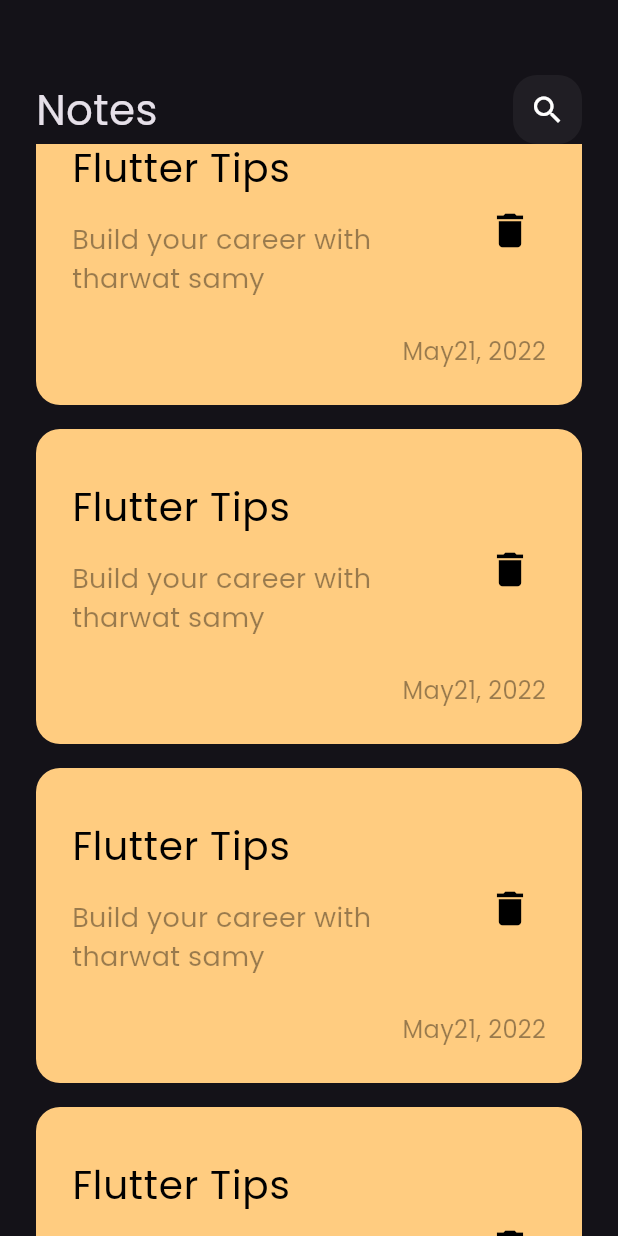
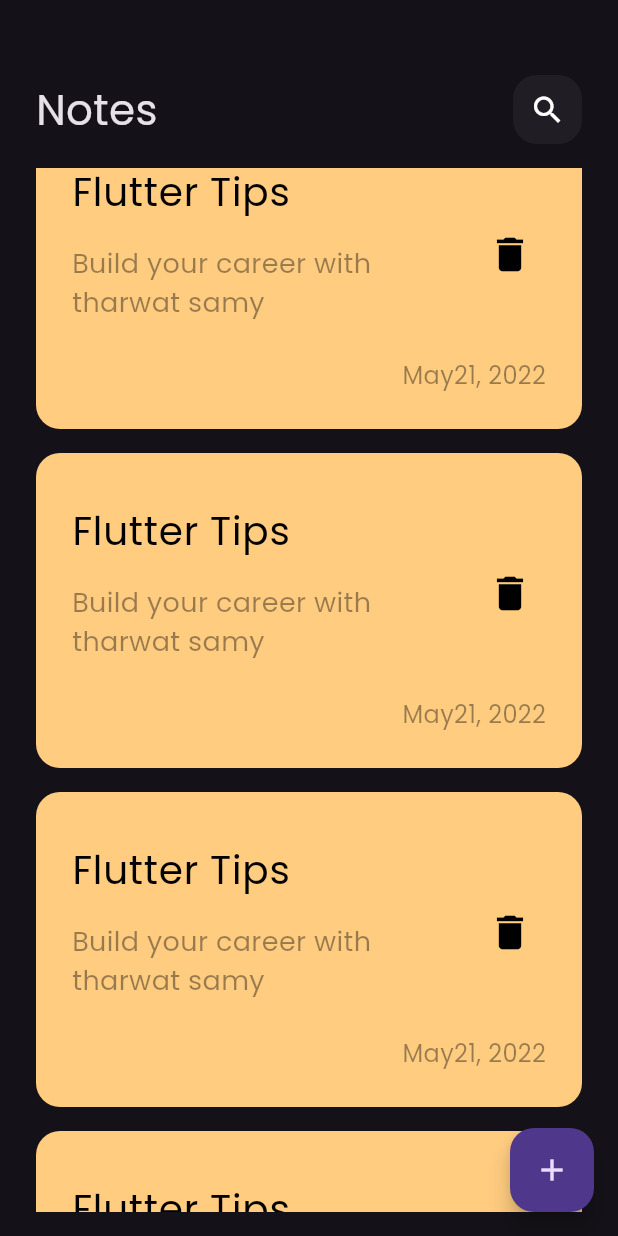
Before and after one commit to mohamedabdelhamed555/note_app, a Flutter app: the screen it shows after launch, scrolled down 2304 dp, after a tap on the "delete" icon, on a phone screen of 412 x 824 dp. Run offline on Flutter 3.47's test engine with Material 3 defaults, Android fonts, the phone set to English and light mode, and no system bars.

Commit message:
add edit note view and custom appbar

```diff
--- /dev/null
+++ b/lib/constant.dart
@@ -0,0 +1,3 @@
+import 'package:flutter/material.dart';
+
+const KprimaryColor = Color(0xff62fcd7);
--- a/lib/views/note_views.dart
+++ b/lib/views/note_views.dart
@@ -1,13 +1,25 @@
 import 'package:flutter/material.dart';
 import 'package:note/views/widgets/notes_view_body.dart';
+
+import 'widgets/add_note_bottom_sheet.dart';
 
 class NoteViews extends StatelessWidget {
   const NoteViews({super.key});
 
   @override
   Widget build(BuildContext context) {
-    return const Scaffold(
-      body: NotesViewBody(),
+    return Scaffold(
+      floatingActionButton: FloatingActionButton(
+        onPressed: () {
+          showModalBottomSheet(
+              context: context,
+              builder: (context) {
+                return AddNoteBottomSheet();
+              });
+        },
+        child: Icon(Icons.add),
+      ),
+      body: const NotesViewBody(),
     );
   }
 }
--- a/lib/views/widgets/custom_app_bar.dart
+++ b/lib/views/widgets/custom_app_bar.dart
@@ -2,18 +2,22 @@ import 'package:flutter/material.dart';
 import 'package:note/views/widgets/custon_search_icon.dart';
 
 class CustomAppBar extends StatelessWidget {
-  const CustomAppBar({super.key});
+  const CustomAppBar({super.key, required this.title, required this.icon});
 
+  final String title;
+  final IconData icon;
   @override
   Widget build(BuildContext context) {
-    return const Row(
+    return Row(
       children: [
         Text(
-          "Notes",
+          title,
           style: TextStyle(fontSize: 28),
         ),
         Spacer(),
-        CustomSearchIcon()
+        CustomSearchIcon(
+          icon: icon,
+        )
       ],
     );
   }
--- a/lib/views/widgets/custon_search_icon.dart
+++ b/lib/views/widgets/custon_search_icon.dart
@@ -1,8 +1,9 @@
 import 'package:flutter/material.dart';
 
 class CustomSearchIcon extends StatelessWidget {
-  const CustomSearchIcon({super.key});
+  const CustomSearchIcon({super.key, required this.icon});
 
+  final IconData icon;
   @override
   Widget build(BuildContext context) {
     return Container(
@@ -13,7 +14,7 @@ class CustomSearchIcon extends StatelessWidget {
         borderRadius: BorderRadius.circular(16),
       ),
       child: Icon(
-        Icons.search,
+        icon,
         size: 24,
       ),
     );
--- a/lib/views/widgets/note_item.dart
+++ b/lib/views/widgets/note_item.dart
@@ -1,11 +1,18 @@
 import 'package:flutter/material.dart';
+import 'package:note/views/edit_note_view.dart';
 
 class NoteItem extends StatelessWidget {
   const NoteItem({super.key});
 
   @override
   Widget build(BuildContext context) {
-    return Container(
+    return GestureDetector(
+      onTap: () {
+        Navigator.push(context, MaterialPageRoute(builder: (context) {
+          return const EditNoteView();
+        }));
+      },
+      child: Container(
         padding: const EdgeInsets.only(top: 24, bottom: 24, left: 8),
         decoration: BoxDecoration(
             color: Color(0xffffcc80), borderRadius: BorderRadius.circular(16)),
@@ -43,12 +50,13 @@ class NoteItem extends StatelessWidget {
               padding: const EdgeInsets.only(right: 24),
               child: Text(
                 "May21, 2022",
-              style:
-                  TextStyle(color: Colors.black.withOpacity(0.4), fontSize: 16),
+                style: TextStyle(
+                    color: Colors.black.withOpacity(0.4), fontSize: 16),
               ),
             )
           ],
         ),
+      ),
     );
   }
 }
--- a/lib/views/widgets/note_list_view.dart
+++ b/lib/views/widgets/note_list_view.dart
@@ -7,13 +7,17 @@ class NotesListView extends StatelessWidget {
 
   @override
   Widget build(BuildContext context) {
-    return ListView.builder(
-      itemBuilder: (context, index) {
-        return const Padding(
-          padding: const EdgeInsets.symmetric(vertical: 8),
-          child: NoteItem(),
-        );
-      },
+    return Padding(
+      padding: const EdgeInsets.symmetric(vertical: 16),
+      child: ListView.builder(
+        padding: EdgeInsets.zero,
+        itemBuilder: (context, index) {
+          return const Padding(
+            padding: EdgeInsets.symmetric(vertical: 8),
+            child: NoteItem(),
+          );
+        },
+      ),
     );
   }
 }
--- a/lib/views/widgets/notes_view_body.dart
+++ b/lib/views/widgets/notes_view_body.dart
@@ -14,7 +14,10 @@ class NotesViewBody extends StatelessWidget {
           SizedBox(
             height: 50,
           ),
-          CustomAppBar(),
+          CustomAppBar(
+            title: 'Notes',
+            icon: Icons.search,
+          ),
           Expanded(child: NotesListView()),
         ],
       ),
```
Also changed, not shown: lib/views/edit_note_view.dart (added, +13 -0 lines), lib/views/widgets/add_note_bottom_sheet.dart (added, +40 -0 lines), lib/views/widgets/custom_buttom.dart (added, +24 -0 lines), lib/views/widgets/custom_text_feild.dart (added, +30 -0 lines), lib/views/widgets/edit_note_body.dart (added, +24 -0 lines). Lines whose indentation alone changed are shown as unchanged.
